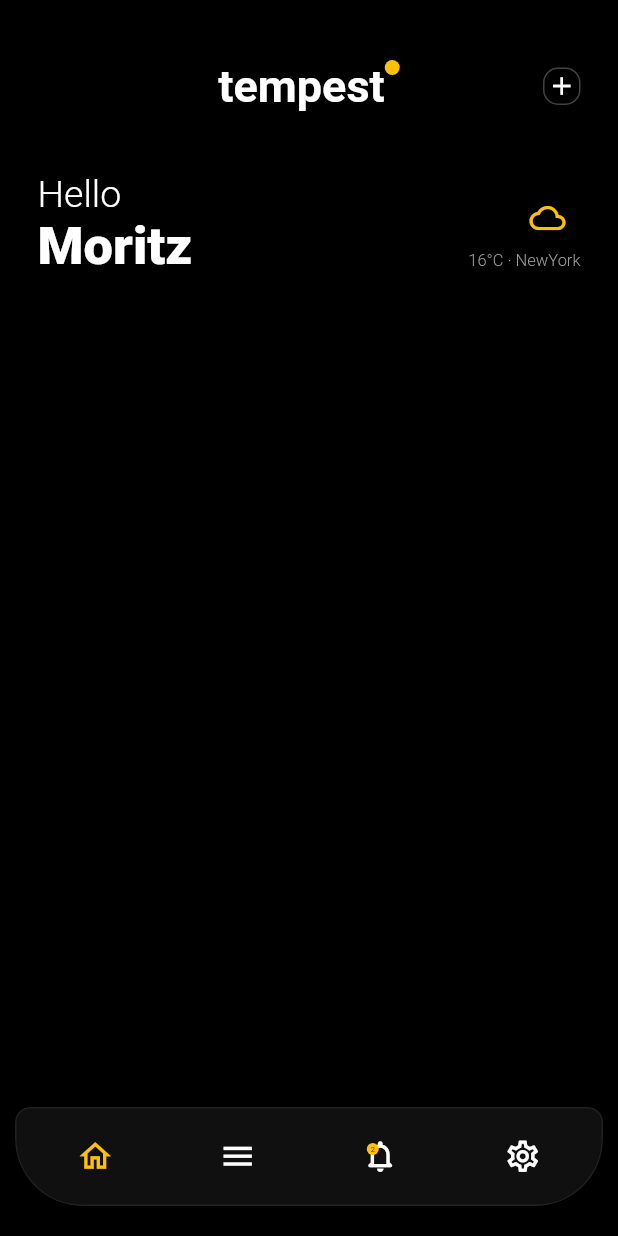
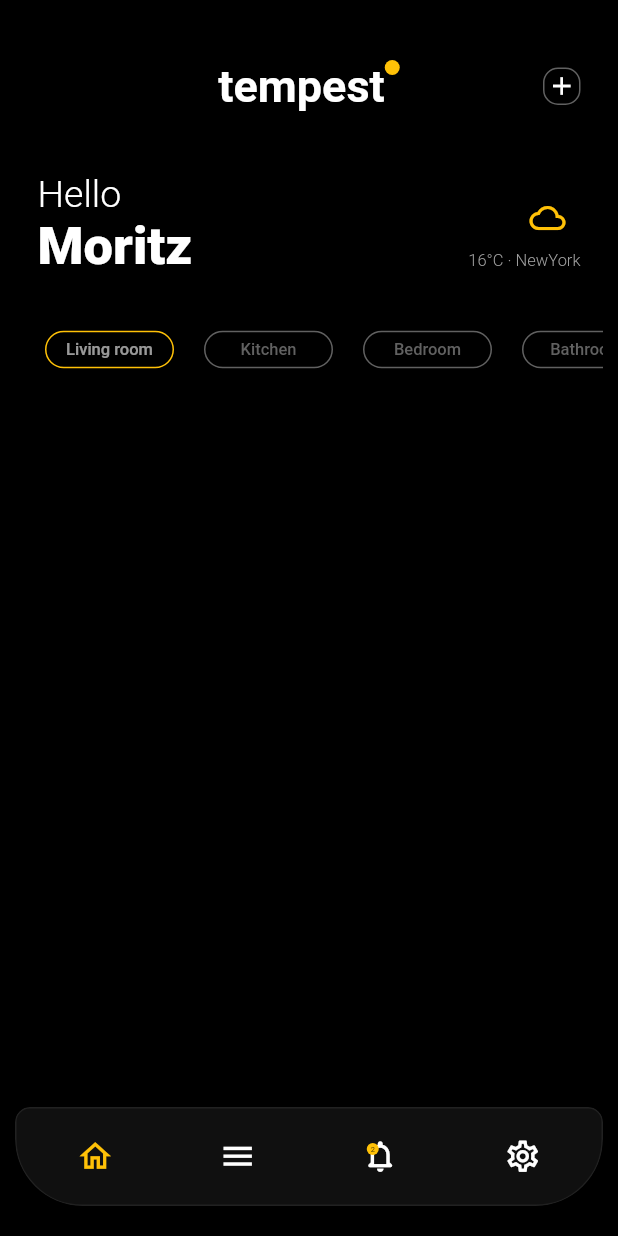
Before and after one commit to SRJ2910/assignment, a Flutter app: the screen it shows after launch, on a phone screen of 412 x 824 dp. Run offline on Flutter 3.47's test engine with Material 2 defaults, Android fonts, the phone set to English and light mode, and no system bars; our stand-ins replace google_fonts; Roboto replaces fonts that are missing (Courgette).

Commit message:
tabbar done

```diff
--- a/lib/Pages/Homepage.dart
+++ b/lib/Pages/Homepage.dart
@@ -1,4 +1,4 @@
-// ignore_for_file: prefer_const_constructors_in_immutables, file_names
+// ignore_for_file: prefer_const_constructors_in_immutables, file_names, prefer_const_literals_to_create_immutables, prefer_const_constructors
 
 import 'dart:ui';
 
@@ -12,8 +12,21 @@ class Homepage extends StatefulWidget {
   _HomepageState createState() => _HomepageState();
 }
 
-class _HomepageState extends State<Homepage> {
+class _HomepageState extends State<Homepage> with TickerProviderStateMixin {
   int i = 0;
+  late TabController _tabControl;
+
+  @override
+  void initState() {
+    super.initState();
+    _tabControl = TabController(vsync: this, length: 4);
+    _tabControl.addListener(_handleTabSelection);
+  }
+
+  void _handleTabSelection() {
+    setState(() {});
+  }
+
   @override
   Widget build(BuildContext context) {
     return Scaffold(
@@ -54,7 +67,7 @@ class _HomepageState extends State<Homepage> {
                         height: 25,
                         decoration: BoxDecoration(
                           border: Border.all(
-                            color: Colors.grey.shade800,
+                            color: Colors.grey.shade700,
                           ),
                           borderRadius:
                               const BorderRadius.all(Radius.circular(10.0)),
@@ -131,6 +144,64 @@ class _HomepageState extends State<Homepage> {
                 ),
               ],
             ),
+            Padding(
+              padding: const EdgeInsets.only(top: 25),
+              child: DefaultTabController(
+                  length: 4,
+                  child: TabBar(
+                    isScrollable: true,
+                    indicatorColor: Colors.transparent,
+                    labelPadding: const EdgeInsets.symmetric(horizontal: 10.0),
+                    padding: const EdgeInsets.only(left: 10.0),
+                    controller: _tabControl,
+                    tabs: [
+                      Tab(
+                        child: TabBox(
+                          labelName: 'Living room',
+                          color: _tabControl.index == 0
+                              ? Colors.white60
+                              : Colors.grey.shade700,
+                          borderColor: _tabControl.index == 0
+                              ? Colors.amber
+                              : Colors.grey.shade700,
+                        ),
+                      ),
+                      Tab(
+                        child: TabBox(
+                          labelName: 'Kitchen',
+                          color: _tabControl.index == 1
+                              ? Colors.white60
+                              : Colors.grey.shade700,
+                          borderColor: _tabControl.index == 1
+                              ? Colors.amber
+                              : Colors.grey.shade700,
+                        ),
+                      ),
+                      Tab(
+                        child: TabBox(
+                          labelName: 'Bedroom',
+                          color: _tabControl.index == 2
+                              ? Colors.white60
+                              : Colors.grey.shade700,
+                          borderColor: _tabControl.index == 2
+                              ? Colors.amber
+                              : Colors.grey.shade700,
+                        ),
+                      ),
+                      Tab(
+                        child: TabBox(
+                          labelName: 'Bathroom',
+                          color: _tabControl.index == 3
+                              ? Colors.white60
+                              : Colors.grey.shade700,
+                          borderColor: _tabControl.index == 3
+                              ? Colors.amber
+                              : Colors.grey.shade700,
+                        ),
+                      ),
+                    ],
+                  )),
+            )
           ]),
         ),
       ),
@@ -259,4 +330,24 @@ class _HomepageState extends State<Homepage> {
           child: child,
         ),
       );
+
+  TabBox({required String labelName, required Color color, borderColor}) {
+    return Container(
+      width: 86,
+      height: 25,
+      decoration: BoxDecoration(
+        border: Border.all(
+          color: borderColor,
+          width: 1,
+        ),
+        borderRadius: const BorderRadius.all(Radius.circular(20.0)),
+      ),
+      child: Center(
+        child: Text(
+          labelName,
+          style: TextStyle(fontSize: 11, color: color),
+        ),
+      ),
+    );
+  }
 }
```
